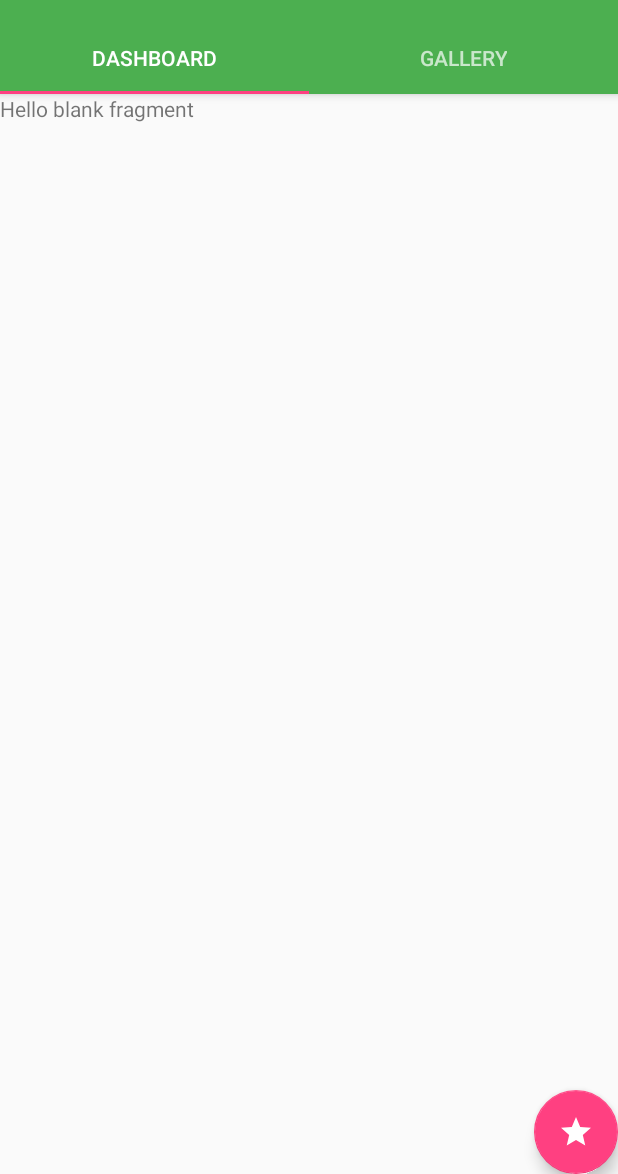
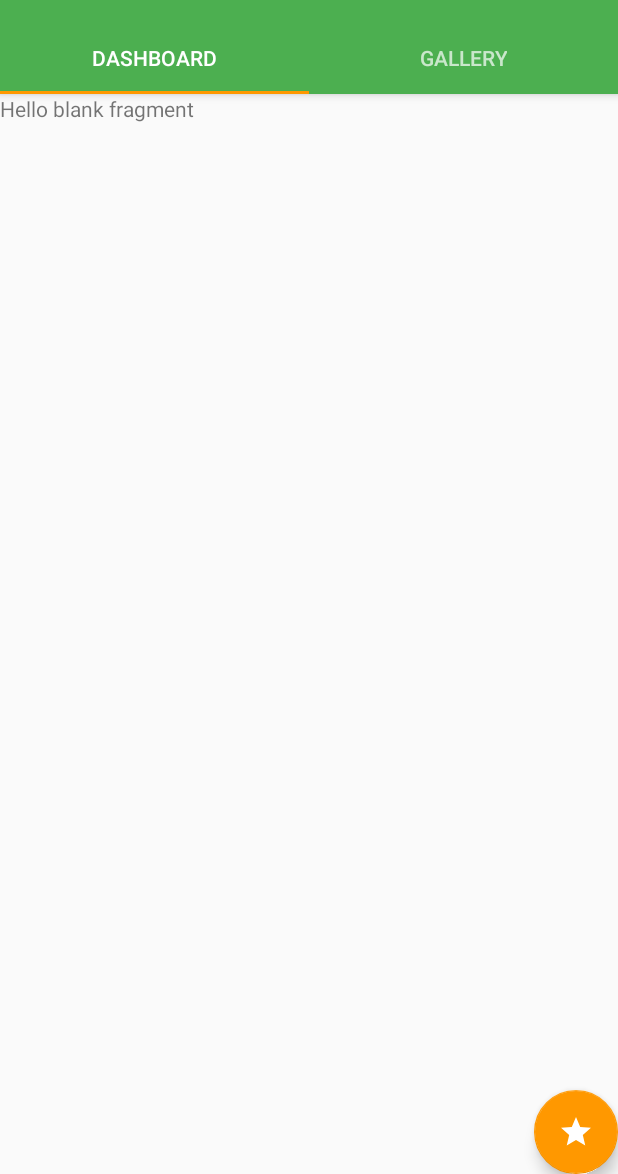
Before and after one commit to GovHackPeople/GottaBinItToWinIt, an Android app: the screen it shows after launch once a user with an empty profile is signed in (MainActivity), on a phone screen of 412 x 824 dp, the part 62-1236 px from its top. Run offline under Robolectric (Android 15) with nearby library versions, the phone set to English and light mode, and no system bars; our stand-ins replace Firebase (no records; nobody signed in at launch, a user with empty details on screens opened directly).

Commit message:
Changed accent colour to match with current theme

```diff
--- a/android/app/src/main/res/values/colors.xml
+++ b/android/app/src/main/res/values/colors.xml
@@ -2,5 +2,5 @@
 <resources>
     <color name="colorPrimary">#4CAF50</color>
     <color name="colorPrimaryDark">#388E3C</color>
-    <color name="colorAccent">#FF4081</color>
+    <color name="colorAccent">#FF9800</color>
 </resources>
```
